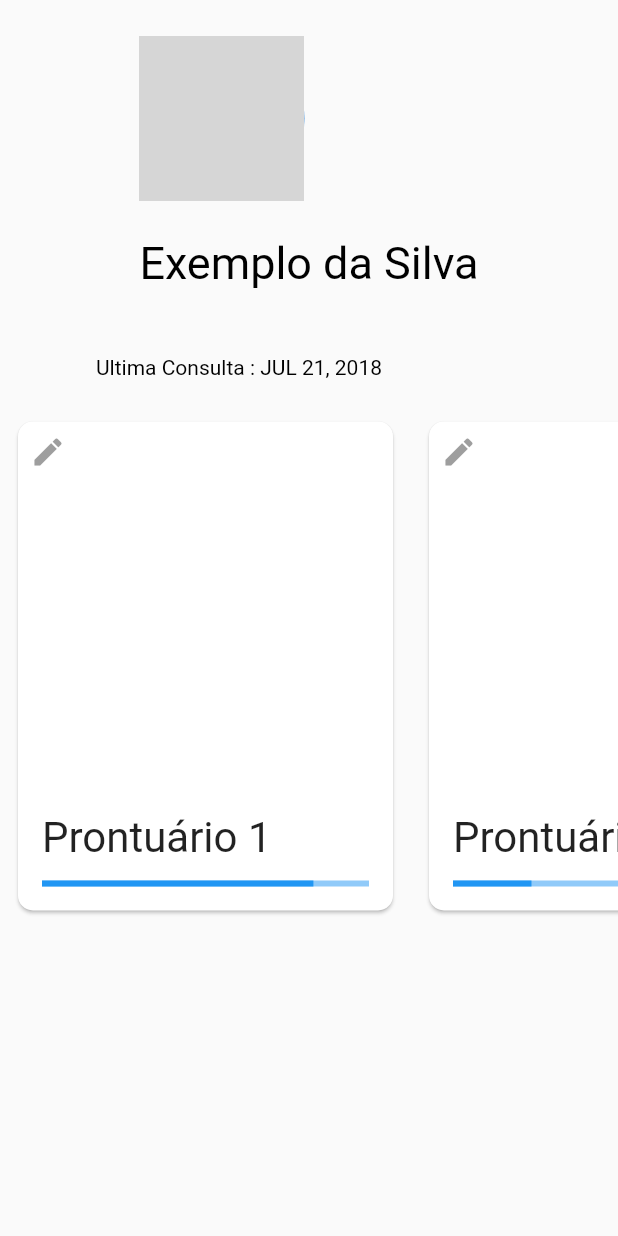
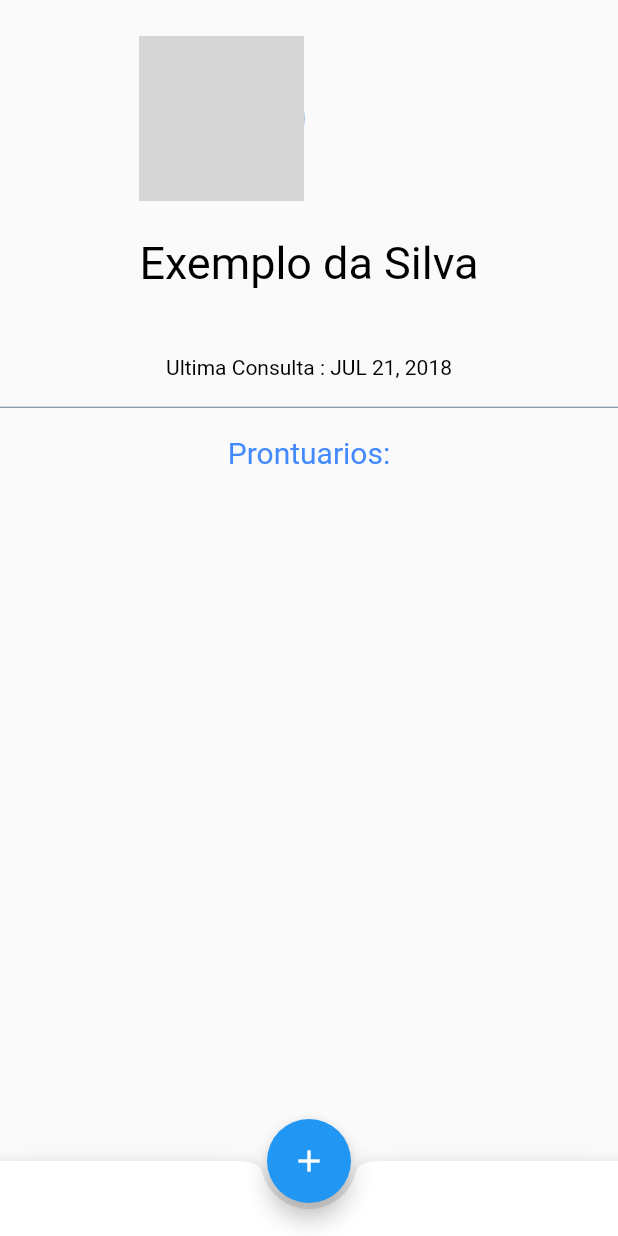
Before and after one commit to lucasLdeo/AppImed, a Flutter app: the MyHomePage screen opened directly with empty values, on a phone screen of 412 x 824 dp. Run offline on Flutter 3.47's test engine with Material 2 defaults, Android fonts, the phone set to English and light mode, and no system bars; our stand-ins replace cloud_firestore, firebase_auth, firebase_database; accounts and stored records are empty; network calls fail; grey boxes are pictures that could not be loaded.

Commit message:
botao perfil paciente

```diff
--- a/lib/pages/perfilpaciente.dart
+++ b/lib/pages/perfilpaciente.dart
@@ -56,7 +56,6 @@ class _MyHomePageState extends State<MyHomePage> {
         child: Column(
           crossAxisAlignment: CrossAxisAlignment.center,
           children: <Widget>[
-            Row(),
             Padding(
               padding: const EdgeInsets.all(16.0),
               child: Container(
@@ -92,90 +91,45 @@ class _MyHomePageState extends State<MyHomePage> {
                     style: TextStyle(color: Colors.black),
                   ),
                 ),
-                Container(
-                  height: 350.0,
-                  child: ListView.builder(
-                      physics: NeverScrollableScrollPhysics(),
-                      itemCount: 3,
-                      scrollDirection: Axis.horizontal,
-                      itemBuilder: (context, position) {
-                        return GestureDetector(
-                          child: Padding(
-                            padding: const EdgeInsets.all(8.0),
-                            child: Card(
-                              child: Container(
-                                width: 250.0,
-                                child: Column(
-                                  crossAxisAlignment: CrossAxisAlignment.start,
-                                  mainAxisAlignment:
-                                      MainAxisAlignment.spaceBetween,
-                                  children: <Widget>[
-                                    Padding(
-                                      padding: const EdgeInsets.all(8.0),
-                                      child: Row(
-                                        mainAxisAlignment:
-                                            MainAxisAlignment.spaceBetween,
-                                        crossAxisAlignment:
-                                            CrossAxisAlignment.center,
-                                        children: <Widget>[
-                                          InkWell(
-                                            child: Icon(Icons.create,
-                                                color: Colors.grey),
-                                            onTap: () {
-                                              Navigator.push(
-                                                  context,
-                                                  MaterialPageRoute(
-                                                    builder: (context) =>
-                                                        Prontuario(idDocumento),
-                                                  ));
-                                            },
-                                          ),
-                                        ],
-                                      ),
-                                    ),
-                                    Padding(
-                                      padding: const EdgeInsets.all(8.0),
-                                      child: Column(
-                                        crossAxisAlignment:
-                                            CrossAxisAlignment.start,
-                                        children: <Widget>[
-                                          Padding(
-                                            padding: const EdgeInsets.symmetric(
-                                                horizontal: 8.0, vertical: 4.0),
-                                          ),
-                                          Padding(
-                                            padding: const EdgeInsets.symmetric(
-                                                horizontal: 8.0, vertical: 4.0),
-                                            child: Text(
-                                              "${cardsList[position].cardTitle}",
-                                              style: TextStyle(fontSize: 28.0),
-                                            ),
-                                          ),
-                                          Padding(
-                                            padding: const EdgeInsets.all(8.0),
-                                            child: LinearProgressIndicator(
-                                              value: cardsList[position]
-                                                  .taskCompletion,
-                                            ),
-                                          ),
-                                        ],
-                                      ),
-                                    ),
-                                  ],
-                                ),
-                              ),
-                              shape: RoundedRectangleBorder(
-                                  borderRadius: BorderRadius.circular(10.0)),
-                            ),
-                          ),
-                        );
-                      }),
+              ],
+            ),
+            new Divider(
+              color: Colors.blueGrey,
+              height: 5.0,
+            ),
+            Column(
+              crossAxisAlignment: CrossAxisAlignment.start,
+              children: <Widget>[
+                Padding(
+                  padding: const EdgeInsets.symmetric(
+                      horizontal: 64.0, vertical: 16.0),
+                  child: Text(
+                    "Prontuarios:",
+                    style: TextStyle(fontSize: 20.0, color: Colors.blueAccent),
+                  ),
                 ),
               ],
-            ),
+            )
           ],
         ),
       ),
+      bottomNavigationBar: BottomAppBar(
+        shape: const CircularNotchedRectangle(),
+        child: Container(
+          height: 50.0,
+        ),
+      ),
+      floatingActionButton: FloatingActionButton(
+        onPressed: () {
+          Navigator.push(
+              context,
+              MaterialPageRoute(builder: (context) => Prontuario(this.idDocumento),)
+          );
+        },
+        tooltip: 'Increment Counter',
+        child: Icon(Icons.add),
+      ),
+      floatingActionButtonLocation: FloatingActionButtonLocation.centerDocked,
     );
   }
 }
```
